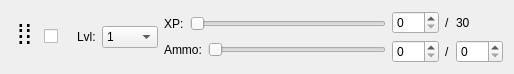
Old version of the form qweapontableslot.ui in the repository JordanViramontes/Cave-Story-Profile-Manager.
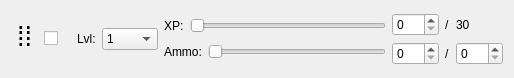
New version of the form. Icons and pictures are not drawn.

What changed in the file:
```diff
--- a/qweapontableslot.ui
+++ b/qweapontableslot.ui
@@ -7,7 +7,7 @@
     <x>0</x>
     <y>0</y>
     <width>514</width>
-    <height>69</height>
+    <height>78</height>
    </rect>
   </property>
   <property name="sizePolicy">
@@ -131,6 +131,8 @@
       </widget>
      </item>
      <item>
+      <layout class="QHBoxLayout" name="horizontalLayout_2">
+       <item>
       <widget class="QLabel" name="lvlLabel">
        <property name="text">
         <string>Lvl:</string>
@@ -160,6 +162,8 @@
         </property>
        </item>
       </widget>
+       </item>
+      </layout>
      </item>
      <item>
       <layout class="QVBoxLayout" name="statSliderLayout">
```
Lines whose indentation alone changed are shown as unchanged.
